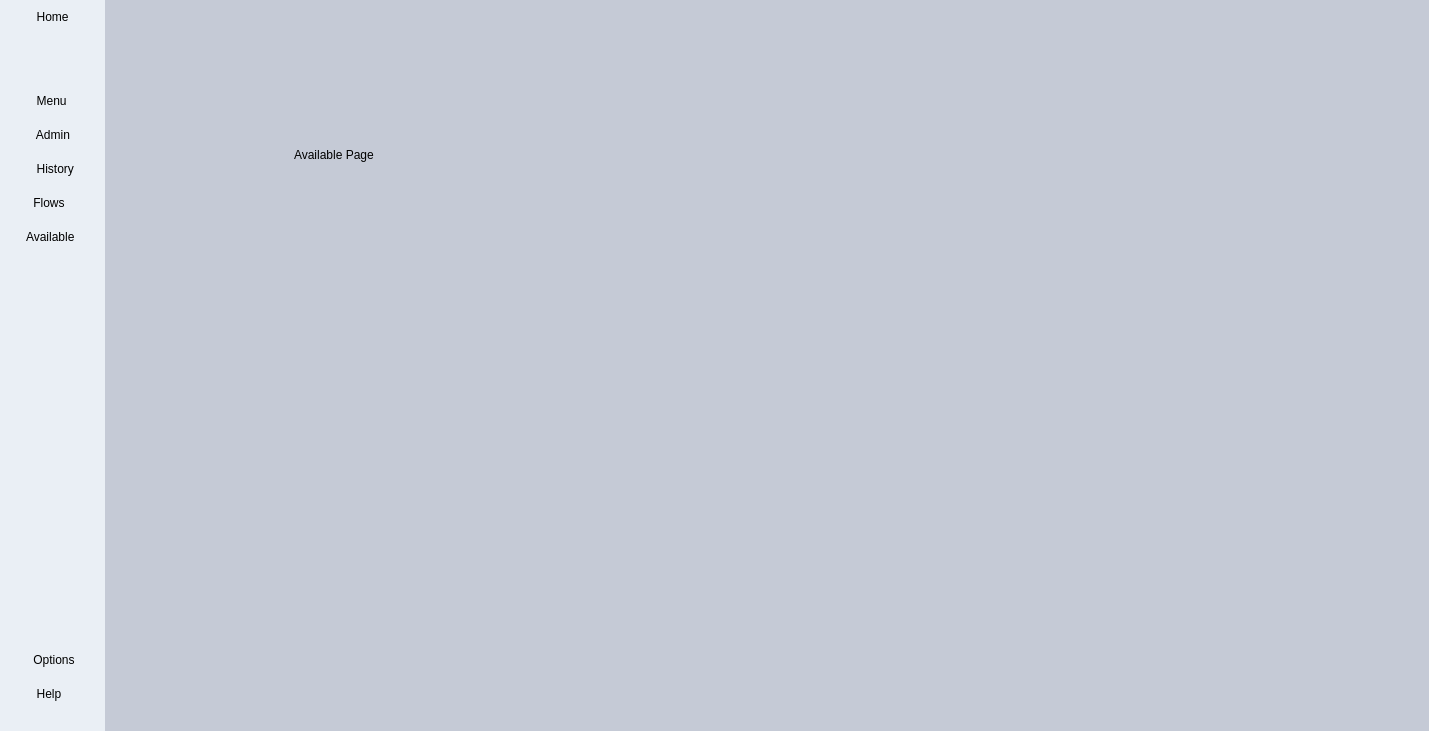
Above: forms/mainapp.ui from h471x/SQLite_Inventory_Management before the change. Below: the same form after it.
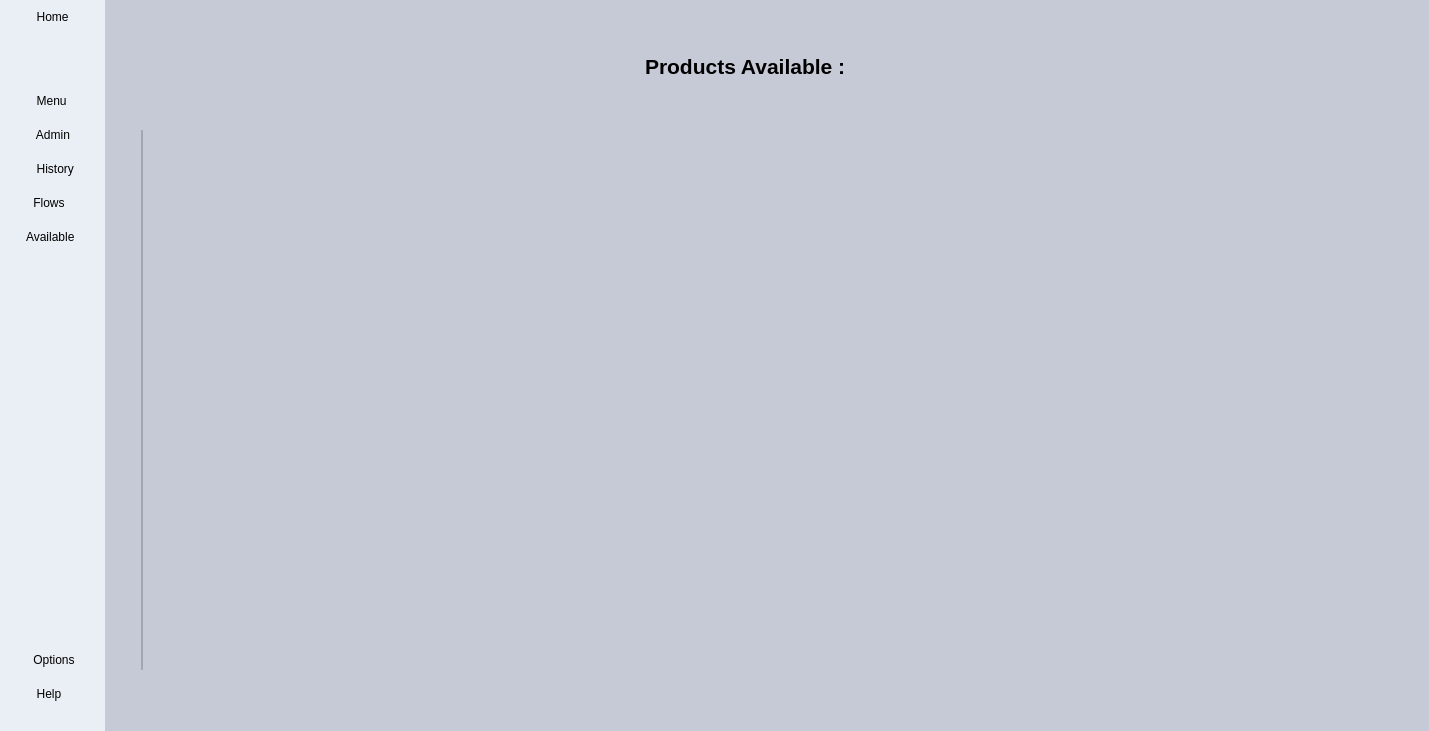
That is the form after the change. Icons and pictures are not drawn.

Commit message: Added the Available Page

Diff of the .ui file:
```diff
--- a/forms/mainapp.ui
+++ b/forms/mainapp.ui
@@ -66,7 +66,7 @@
 #Content QTreeView::item:Alternate{background-color: #a2a6ae;}
 #Content QTreeView::item:Hover{background-color: #d4d8e2;}
 
-#title, #title_2{
+#title, #title_2, #availableTitle{
 	font-size: 16pt;
 	font-weight: bold;
 }
@@ -110,7 +110,10 @@
    </size>
   </property>
   <widget class="QWidget" name="MainGUI">
-   <layout class="QGridLayout" name="gridLayout_2">
+   <layout class="QHBoxLayout" name="horizontalLayout_12">
+    <property name="spacing">
+     <number>0</number>
+    </property>
     <property name="leftMargin">
      <number>0</number>
     </property>
@@ -123,10 +126,7 @@
     <property name="bottomMargin">
      <number>0</number>
     </property>
-    <property name="spacing">
-     <number>0</number>
-    </property>
-    <item row="0" column="0">
+    <item>
      <widget class="QWidget" name="Menu" native="true">
       <layout class="QVBoxLayout" name="verticalLayout">
        <property name="spacing">
@@ -455,7 +455,7 @@
       </layout>
      </widget>
     </item>
-    <item row="0" column="1">
+    <item>
      <widget class="QWidget" name="Body" native="true">
       <property name="sizePolicy">
        <sizepolicy hsizetype="Expanding" vsizetype="Preferred">
@@ -1214,19 +1214,257 @@
           </widget>
          </widget>
          <widget class="QWidget" name="AvailablePage">
-          <widget class="QLabel" name="label_3">
-           <property name="geometry">
-            <rect>
-             <x>180</x>
-             <y>120</y>
-             <width>291</width>
-             <height>51</height>
-            </rect>
-           </property>
-           <property name="text">
-            <string>Available Page</string>
-           </property>
-          </widget>
+          <layout class="QHBoxLayout" name="horizontalLayout_13">
+           <item>
+            <widget class="QFrame" name="AvailableContainer">
+             <property name="frameShape">
+              <enum>QFrame::StyledPanel</enum>
+             </property>
+             <property name="frameShadow">
+              <enum>QFrame::Raised</enum>
+             </property>
+             <layout class="QVBoxLayout" name="verticalLayout_11" stretch="1,6">
+              <property name="topMargin">
+               <number>0</number>
+              </property>
+              <item>
+               <widget class="QFrame" name="AvailableHeader">
+                <property name="frameShape">
+                 <enum>QFrame::StyledPanel</enum>
+                </property>
+                <property name="frameShadow">
+                 <enum>QFrame::Raised</enum>
+                </property>
+                <layout class="QHBoxLayout" name="horizontalLayout_10">
+                 <item>
+                  <spacer name="horizontalSpacer_7">
+                   <property name="orientation">
+                    <enum>Qt::Horizontal</enum>
+                   </property>
+                   <property name="sizeHint" stdset="0">
+                    <size>
+                     <width>310</width>
+                     <height>20</height>
+                    </size>
+                   </property>
+                  </spacer>
+                 </item>
+                 <item>
+                  <widget class="QLabel" name="availableTitle">
+                   <property name="text">
+                    <string>Products Available : </string>
+                   </property>
+                  </widget>
+                 </item>
+                 <item>
+                  <spacer name="horizontalSpacer_8">
+                   <property name="orientation">
+                    <enum>Qt::Horizontal</enum>
+                   </property>
+                   <property name="sizeHint" stdset="0">
+                    <size>
+                     <width>309</width>
+                     <height>20</height>
+                    </size>
+                   </property>
+                  </spacer>
+                 </item>
+                 <item>
+                  <widget class="QPushButton" name="NotifBtn_2">
+                   <property name="focusPolicy">
+                    <enum>Qt::NoFocus</enum>
+                   </property>
+                   <property name="text">
+                    <string/>
+                   </property>
+                   <property name="icon">
+                    <iconset resource="../resources/resources.qrc">
+                     <normaloff>:/icons/icons/black/notification_off.png</normaloff>:/icons/icons/black/notification_off.png</iconset>
+                   </property>
+                   <property name="iconSize">
+                    <size>
+                     <width>45</width>
+                     <height>45</height>
+                    </size>
+                   </property>
+                  </widget>
+                 </item>
+                </layout>
+               </widget>
+              </item>
+              <item>
+               <widget class="QFrame" name="AvailableBody">
+                <property name="frameShape">
+                 <enum>QFrame::StyledPanel</enum>
+                </property>
+                <property name="frameShadow">
+                 <enum>QFrame::Raised</enum>
+                </property>
+                <layout class="QHBoxLayout" name="horizontalLayout_11">
+                 <item>
+                  <widget class="QTableWidget" name="availableWidget">
+                   <property name="focusPolicy">
+                    <enum>Qt::NoFocus</enum>
+                   </property>
+                   <property name="lineWidth">
+                    <number>2</number>
+                   </property>
+                   <property name="sizeAdjustPolicy">
+                    <enum>QAbstractScrollArea::AdjustToContents</enum>
+                   </property>
+                   <property name="autoScroll">
+                    <bool>false</bool>
+                   </property>
+                   <property name="editTriggers">
+                    <set>QAbstractItemView::NoEditTriggers</set>
+                   </property>
+                   <property name="tabKeyNavigation">
+                    <bool>false</bool>
+                   </property>
+                   <property name="alternatingRowColors">
+                    <bool>true</bool>
+                   </property>
+                   <property name="selectionMode">
+                    <enum>QAbstractItemView::ExtendedSelection</enum>
+                   </property>
+                   <property name="selectionBehavior">
+                    <enum>QAbstractItemView::SelectItems</enum>
+                   </property>
+                   <property name="verticalScrollMode">
+                    <enum>QAbstractItemView::ScrollPerPixel</enum>
+                   </property>
+                   <property name="horizontalScrollMode">
+                    <enum>QAbstractItemView::ScrollPerPixel</enum>
+                   </property>
+                   <property name="showGrid">
+                    <bool>true</bool>
+                   </property>
+                   <property name="gridStyle">
+                    <enum>Qt::SolidLine</enum>
+                   </property>
+                   <property name="columnCount">
+                    <number>0</number>
+                   </property>
+                   <attribute name="horizontalHeaderMinimumSectionSize">
+                    <number>50</number>
+                   </attribute>
+                   <attribute name="horizontalHeaderDefaultSectionSize">
+                    <number>50</number>
+                   </attribute>
+                   <attribute name="horizontalHeaderShowSortIndicator" stdset="0">
+                    <bool>true</bool>
+                   </attribute>
+                   <attribute name="horizontalHeaderStretchLastSection">
+                    <bool>false</bool>
+                   </attribute>
+                   <attribute name="verticalHeaderMinimumSectionSize">
+                    <number>30</number>
+                   </attribute>
+                   <attribute name="verticalHeaderStretchLastSection">
+                    <bool>false</bool>
+                   </attribute>
+                   <row>
+                    <property name="text">
+                     <string/>
+                    </property>
+                    <property name="textAlignment">
+                     <set>AlignCenter</set>
+                    </property>
+                   </row>
+                   <row>
+                    <property name="text">
+                     <string/>
+                    </property>
+                   </row>
+                   <row>
+                    <property name="text">
+                     <string/>
+                    </property>
+                   </row>
+                   <row>
+                    <property name="text">
+                     <string/>
+                    </property>
+                   </row>
+                   <row>
+                    <property name="text">
+                     <string/>
+                    </property>
+                   </row>
+                   <row>
+                    <property name="text">
+                     <string/>
+                    </property>
+                   </row>
+                   <row>
+                    <property name="text">
+                     <string/>
+                    </property>
+                   </row>
+                   <row>
+                    <property name="text">
+                     <string/>
+                    </property>
+                   </row>
+                   <row>
+                    <property name="text">
+                     <string/>
+                    </property>
+                   </row>
+                   <row>
+                    <property name="text">
+                     <string/>
+                    </property>
+                   </row>
+                   <row>
+                    <property name="text">
+                     <string/>
+                    </property>
+                   </row>
+                   <row>
+                    <property name="text">
+                     <string/>
+                    </property>
+                   </row>
+                   <row>
+                    <property name="text">
+                     <string/>
+                    </property>
+                   </row>
+                   <row>
+                    <property name="text">
+                     <string/>
+                    </property>
+                   </row>
+                   <row>
+                    <property name="text">
+                     <string/>
+                    </property>
+                   </row>
+                   <row>
+                    <property name="text">
+                     <string/>
+                    </property>
+                   </row>
+                   <row>
+                    <property name="text">
+                     <string/>
+                    </property>
+                   </row>
+                   <row>
+                    <property name="text">
+                     <string/>
+                    </property>
+                   </row>
+                  </widget>
+                 </item>
+                </layout>
+               </widget>
+              </item>
+             </layout>
+            </widget>
+           </item>
+          </layout>
          </widget>
          <widget class="QWidget" name="OptionsPage">
           <widget class="QPushButton" name="LightBtn">
```
